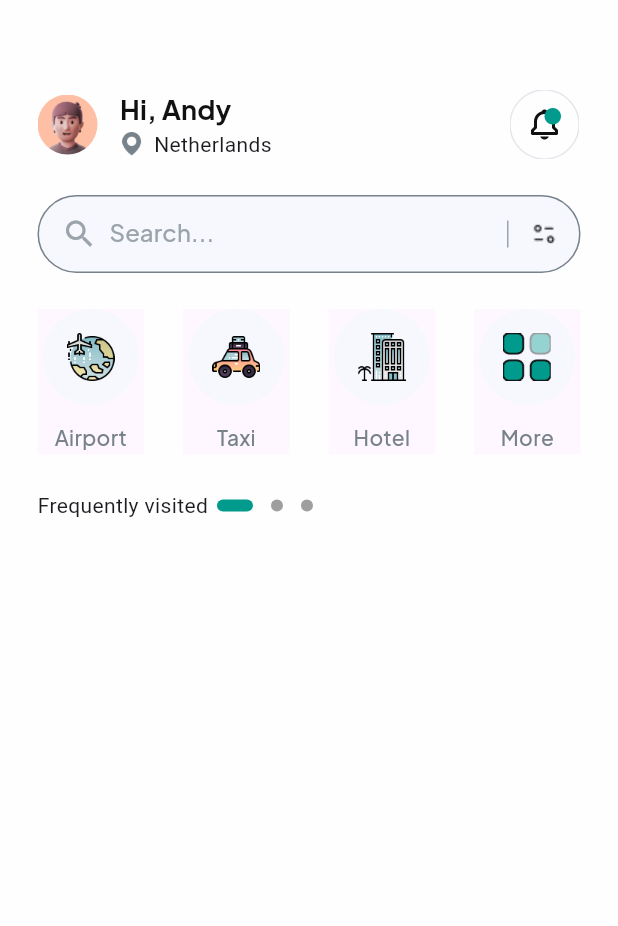
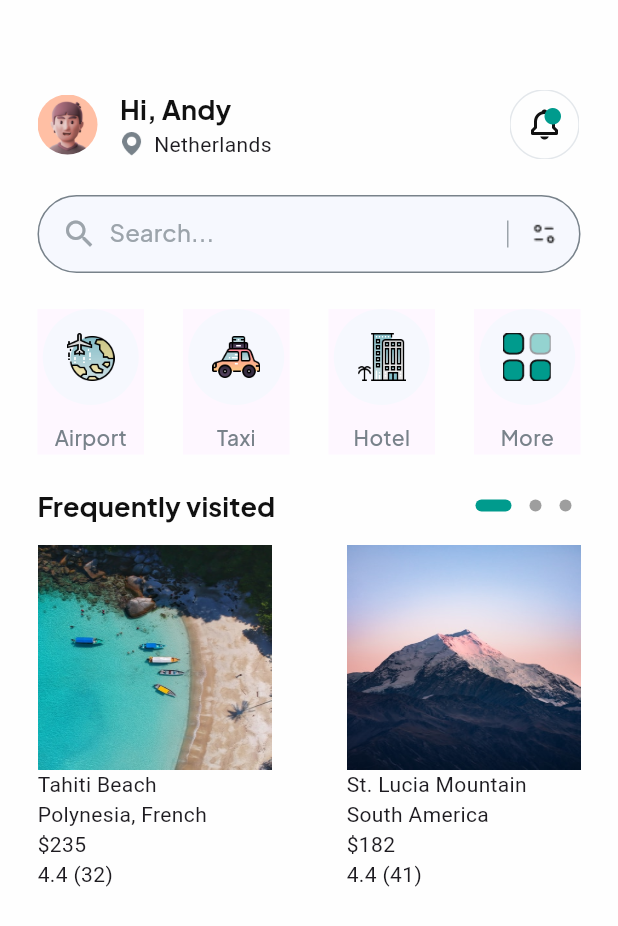
Before and after one commit to JAM5BOCsAdi/vacation, a Flutter app: the HomeScreen screen opened by its route, on a phone screen of 412 x 824 dp. Shown: the top 926 px of the screen. Run offline on Flutter 3.47's test engine with Material 2 defaults, Android fonts, the phone set to English and light mode, and no system bars; drawn by our look-alikes of dots_indicator; our stand-ins replace flutter_hooks, google_fonts.

Commit message:
Horizontal Page View Works Well

```diff
--- a/lib/constants/const_images.dart
+++ b/lib/constants/const_images.dart
@@ -1,4 +1,6 @@
 // OnBoarding Screen:
+import 'package:vacation/models/frequently_visited_model.dart';
+
 const String kSubtract = 'assets/images/subtract.png';
 
 // Home Screen:
@@ -10,3 +12,55 @@ const String kAirportImg = 'assets/images/flight-1.png';
 const String kTaxiImg = 'assets/images/car-1.png';
 const String kHotelImg = 'assets/images/hotel-1.png';
 const String kMoreImg = 'assets/images/category.png';
+
+const String kFVMImg1 = 'assets/images/rectangle-22468-bg.png';
+const String kFVMImg2 = 'assets/images/rectangle-22468-bg-ggF.png';
+const String kFVMImg3 = 'assets/images/rectangle-22469-bg.png';
+const String kFVMImg4 = 'assets/images/rectangle-22469-bg-jQs.png';
+const String kFVMImg5 = 'assets/images/rectangle-22472-bg.png';
+const String kFVMImg6 = 'assets/images/tropical-beach.png';
+
+List<FrequentlyVisitedModel> frequentlyVisitedList = [
+  FrequentlyVisitedModel(
+    img: kFVMImg1,
+    name: 'Tahiti Beach',
+    address: 'Polynesia, French',
+    price: '\$235',
+    rating: '4.4 (32)',
+  ),
+  FrequentlyVisitedModel(
+    img: kFVMImg2,
+    name: 'St. Lucia Mountain',
+    address: 'South America',
+    price: '\$182',
+    rating: '4.4 (41)',
+  ),
+  FrequentlyVisitedModel(
+    img: kFVMImg3,
+    name: 'Ledadu Beach',
+    address: 'Australia',
+    price: '\$342',
+    rating: '4.5 (30)',
+  ),
+  FrequentlyVisitedModel(
+    img: kFVMImg4,
+    name: 'Endigada Beach',
+    address: 'Australia',
+    price: '\$123',
+    rating: '3.4 (120)',
+  ),
+  FrequentlyVisitedModel(
+    img: kFVMImg5,
+    name: 'XY Beach',
+    address: 'Austria',
+    price: '\$101',
+    rating: '2.5 (20)',
+  ),
+  FrequentlyVisitedModel(
+    img: kFVMImg6,
+    name: 'XY Beach2',
+    address: 'Argentina',
+    price: '\$121',
+    rating: '3.6 (345)',
+  ),
+];
--- /dev/null
+++ b/lib/models/frequently_visited_model.dart
@@ -0,0 +1,15 @@
+class FrequentlyVisitedModel {
+  final String img;
+  final String name;
+  final String address;
+  final String price;
+  final String rating;
+
+  FrequentlyVisitedModel({
+    required this.img,
+    required this.name,
+    required this.address,
+    required this.price,
+    required this.rating,
+  });
+}
--- /dev/null
+++ b/lib/screens/home_screen/components/horizontal_page_view.dart
@@ -0,0 +1,72 @@
+import 'package:flutter/material.dart';
+import 'package:flutter_hooks/flutter_hooks.dart';
+
+import '../../../constants/const_images.dart';
+
+class HorizontalPageView extends HookWidget {
+  final ValueChanged<int> onPageChanged;
+
+  const HorizontalPageView({Key? key, required this.onPageChanged}) : super(key: key);
+
+  @override
+  Widget build(BuildContext context) {
+    final controller = usePageController();
+    final currentIndex = useState(0);
+
+    useEffect(() {
+      void pageChangedListener() {
+        final newPage = controller.page?.round() ?? 0;
+        if (newPage != currentIndex.value) {
+          currentIndex.value = newPage;
+          onPageChanged(newPage);
+        }
+      }
+
+      controller.addListener(pageChangedListener);
+
+      // Remove the listener when the widget is disposed
+      return () {
+        controller.removeListener(pageChangedListener);
+      };
+    }, [controller]);
+
+    return SizedBox(
+      height: 250,
+      width: double.maxFinite,
+      child: PageView.builder(
+        controller: controller,
+        scrollDirection: Axis.horizontal,
+        itemCount: (frequentlyVisitedList.length + 1) ~/ 2, // Display two images per page
+        itemBuilder: (context, index) {
+          final startIndex = index * 2;
+          final endIndex = startIndex + 2;
+          final items = frequentlyVisitedList.sublist(
+            startIndex,
+            endIndex.clamp(0, frequentlyVisitedList.length),
+          );
+
+          return Row(
+            mainAxisAlignment: MainAxisAlignment.spaceBetween,
+            children: items.map((item) {
+              return Column(
+                crossAxisAlignment: CrossAxisAlignment.start,
+                children: [
+                  Image.asset(
+                    item.img,
+                    height: 150,
+                    width: 156,
+                    fit: BoxFit.fill,
+                  ),
+                  Text(item.name),
+                  Text(item.address),
+                  Text(item.price),
+                  Text(item.rating),
+                ],
+              );
+            }).toList(),
+          );
+        },
+      ),
+    );
+  }
+}
--- a/lib/screens/home_screen/home_screen.dart
+++ b/lib/screens/home_screen/home_screen.dart
@@ -1,4 +1,5 @@
 import 'package:flutter/material.dart';
+import 'package:flutter_hooks/flutter_hooks.dart';
 import 'package:vacation/constants/const_colors.dart';
 import 'package:vacation/constants/const_texts.dart';
 import 'package:vacation/screens/home_screen/components/filter_button.dart';
@@ -8,17 +9,20 @@ import 'package:vacation/widgets/base_stateless_widget.dart';
 import '../../constants/const_images.dart';
 import '../../widgets/sections_title_widget.dart';
 import 'components/custom_search_bar.dart';
+import 'components/horizontal_page_view.dart';
 
-class HomeScreen extends StatelessWidget {
+class HomeScreen extends HookWidget {
   const HomeScreen({super.key});
 
   @override
   Widget build(BuildContext context) {
+    final currentIndex = useState(0);
+
     return GestureDetector(
       onTap: () => FocusScope.of(context).unfocus(),
-      child: const BaseStatelessWidget(
+      child: BaseStatelessWidget(
         color: kDarkerWhite1,
-        padding: EdgeInsets.only(
+        padding: const EdgeInsets.only(
           left: 25,
           top: 60,
           right: 25,
@@ -26,25 +30,39 @@ class HomeScreen extends StatelessWidget {
         ),
         child: Column(
           children: [
-            ProfileBar(
+            const ProfileBar(
               img: kProfileImg,
               icon: kMapImg,
               bellIcon: kBellImg,
             ),
-            SizedBox(height: 24),
-            CustomSearchBar(),
-            SizedBox(height: 24),
-            Row(
+            const SizedBox(height: 24),
+            const CustomSearchBar(),
+            const SizedBox(height: 24),
+            const Row(
               mainAxisAlignment: MainAxisAlignment.spaceBetween,
               children: [
                 FilterButton(text: kAirport, image: kAirportImg),
                 FilterButton(text: kTaxi, image: kTaxiImg),
                 FilterButton(text: kHotel, image: kHotelImg),
                 FilterButton(text: kMore, image: kMoreImg),
+                // Heart icons: IconButton(onPressed: () {}, icon: Icon(Icons.favorite)),
               ],
             ),
-            SizedBox(height: 24),
-            SectionsTitleWidget(title: 'Frequently visited', dotsIndicator: true, dotsCount: 3),
+            const SizedBox(height: 24),
+            Padding(
+              padding: const EdgeInsets.fromLTRB(0, 0, 0, 16),
+              child: SectionsTitleWidget(
+                title: 'Frequently visited',
+                dotsIndicator: true,
+                dotsCount: frequentlyVisitedList.length ~/ 2,
+                currentIndexPosition: currentIndex.value,
+              ),
+            ),
+            HorizontalPageView(
+              onPageChanged: (index) {
+                currentIndex.value = index;
+              },
+            ),
           ],
         ),
       ),
--- a/lib/widgets/sections_title_widget.dart
+++ b/lib/widgets/sections_title_widget.dart
@@ -25,7 +25,17 @@ class SectionsTitleWidget extends StatelessWidget {
   Widget build(BuildContext context) {
     return Row(
       children: [
-        Text(title),
+        Text(
+          title,
+          style: GoogleFonts.plusJakartaSans(
+            color: kBlackColor,
+            fontSize: 18,
+            fontWeight: FontWeight.w700,
+            height: 0.08,
+            letterSpacing: 0.09,
+          ),
+        ),
+        const Spacer(),
         dotsIndicator
             ? DotsIndicator(
                 dotsCount: dotsCount,
```
Also changed, not shown: lib/main.dart (+1 -6 lines), assets/images/bxs-map-1-1-Dc3.png (deleted), assets/images/bxs-map-1-1-DiP.png (deleted), assets/images/bxs-map-1-1-Q7q.png (deleted), assets/images/bxs-map-1-1-xkF.png (deleted), assets/images/group-1000003464-Mqy.png (deleted), assets/images/group-1000003464.png (deleted), assets/images/icon-star-1KD.png (deleted), assets/images/icon-star-nQw.png (deleted), assets/images/icon-star-rBy.png (deleted), assets/images/icon-star-wGB.png (deleted), assets/images/star-5wV.png (deleted), assets/images/star-S1V.png (deleted), assets/images/tropical-beach.png (added).
